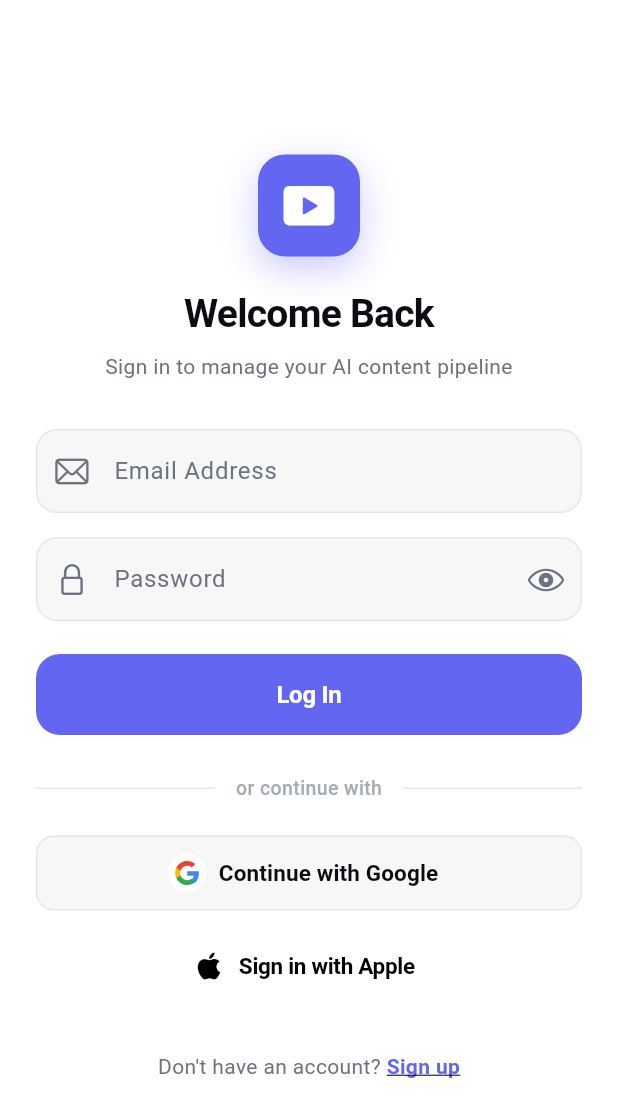
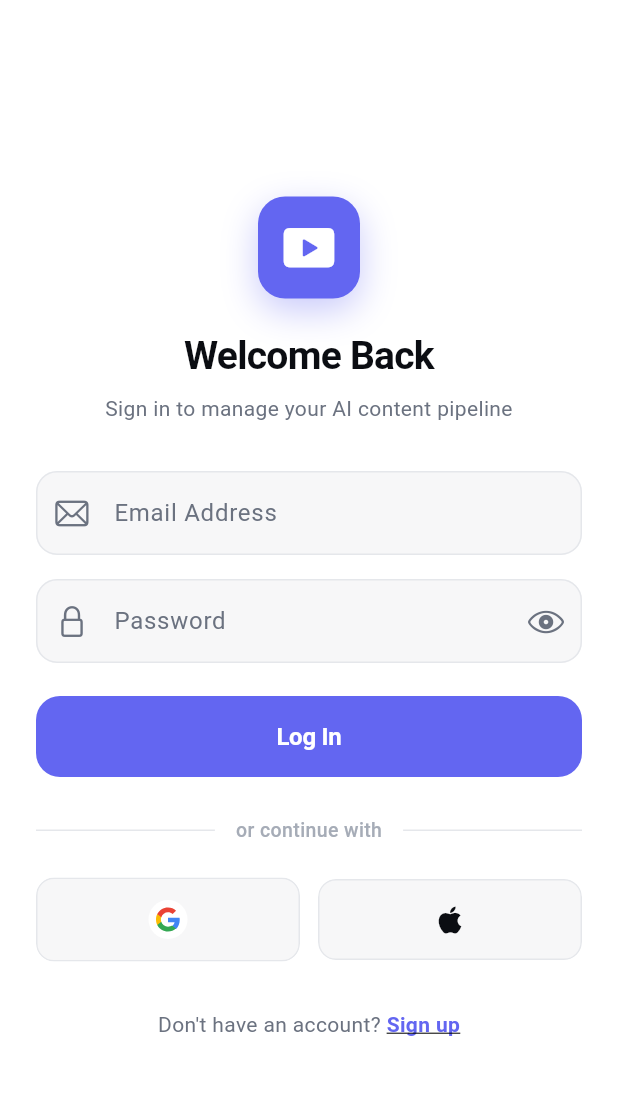
Before and after one commit to mail-pranavpatil/autoedit-ai, a Flutter app: the screen it shows after launch, on a phone screen of 412 x 824 dp. Shown: the top 1117 px of the screen. Run offline on Flutter 3.47's test engine with Material 3 defaults, Android fonts, the phone set to English and light mode, and no system bars; our stand-ins replace cached_network_image, file_picker, flutter_secure_storage, image_picker, share_plus, sign_in_with_apple and 2 more; missing offline and left inert: flutter_web_auth_2; accounts and stored records are empty.

Commit message:
fix(mobile): reliable Google OAuth handoff + compact icon-only sign-in row
- auth_service.dart: signInWithGoogle() now passes
  authScreenLaunchMode: LaunchMode.externalApplication. Default
  platformDefault opens an in-app SFSafariViewController on iOS, which
  isn't reliable at handing the autoedit:// redirect back to the app -
  external Safari is the documented fix, matching how the "Connect
  YouTube" flow already gets a reliable handoff via flutter_web_auth_2's
  ASWebAuthenticationSession. Session persistence needed no change -
  supabase_flutter already persists sessions by default; it just never
  got the chance to fire before.
- login_screen.dart: replaced the two stacked full-width Google/Apple
  buttons (with text labels) with a single row of two equal-width
  bordered icon-only boxes, reusing the existing GlassContainer
  primitive. Semantics labels added so VoiceOver still announces each
  button's purpose.

Note: a remaining "opens the web app instead of the iOS app" symptom is
a Supabase dashboard config gap (Redirect URLs allow-list missing
autoedit://login-callback), not a code issue - flagged separately, not
fixable from this environment (no safe API/CLI path to Supabase's auth
config, established earlier this session).

flutter analyze: clean. flutter test: 7/7 passing.

Co-Authored-By: Claude Sonnet 5 <noreply@anthropic.com>

```diff
--- a/apps/mobile/lib/features/auth/screens/login_screen.dart
+++ b/apps/mobile/lib/features/auth/screens/login_screen.dart
@@ -6,6 +6,7 @@ import '../../dashboard/screens/dashboard_screen.dart';
 import '../services/auth_service.dart';
 import 'signup_screen.dart';
 import 'email_verification_screen.dart';
+import '../../../core/widgets/glass_container.dart';
 import '../../../core/widgets/google_logo.dart';
 
 
@@ -298,19 +299,21 @@ class _LoginScreenState extends State<LoginScreen> {
                   ),
                   const SizedBox(height: 22),
 
-                  // Google Logo Login Button
-                  OutlinedButton.icon(
-                    onPressed: _isLoading ? null : _loginWithGoogle,
-                    style: OutlinedButton.styleFrom(
-                      backgroundColor: colors.card,
-                      foregroundColor: colors.textPrimary,
-                      side: BorderSide(color: colors.cardBorder),
-                      minimumSize: const Size.fromHeight(50),
-                      shape: RoundedRectangleBorder(
-                        borderRadius: BorderRadius.circular(12),
-                      ),
-                    ),
-                    icon: Container(
+                  // Google / Apple sign-in - icon-only boxes, side by side
+                  Row(
+                    children: [
+                      Expanded(
+                        child: Semantics(
+                          button: true,
+                          label: 'Continue with Google',
+                          child: GlassContainer(
+                            borderRadius: 12,
+                            padding: const EdgeInsets.symmetric(vertical: 14),
+                            onTap: _isLoading ? null : _loginWithGoogle,
+                            child: Center(
+                              child: Opacity(
+                                opacity: _isLoading ? 0.5 : 1,
+                                child: Container(
                                   width: 26,
                                   height: 26,
                                   alignment: Alignment.center,
@@ -320,33 +323,30 @@ class _LoginScreenState extends State<LoginScreen> {
                                   ),
                                   child: const GoogleLogo(size: 16),
                                 ),
-                    label: const Text(
-                      'Continue with Google',
-                      style: TextStyle(fontSize: 15, fontWeight: FontWeight.w600),
                               ),
                             ),
-                  const SizedBox(height: 12),
-
-                  // Apple Logo Login Button (Sign in with Apple)
-                  ElevatedButton.icon(
-                    onPressed: _isLoading ? null : _loginWithApple,
-                    style: ElevatedButton.styleFrom(
-                      backgroundColor: Colors.white,
-                      foregroundColor: Colors.black,
-                      minimumSize: const Size.fromHeight(50),
-                      shape: RoundedRectangleBorder(
-                        borderRadius: BorderRadius.circular(12),
                           ),
                         ),
-                    icon: const Icon(Icons.apple, color: Colors.black, size: 24),
-                    label: const Text(
-                      'Sign in with Apple',
-                      style: TextStyle(
-                        fontSize: 15,
-                        fontWeight: FontWeight.w600,
-                        color: Colors.black,
+                      ),
+                      const SizedBox(width: 12),
+                      Expanded(
+                        child: Semantics(
+                          button: true,
+                          label: 'Sign in with Apple',
+                          child: GlassContainer(
+                            borderRadius: 12,
+                            padding: const EdgeInsets.symmetric(vertical: 14),
+                            onTap: _isLoading ? null : _loginWithApple,
+                            child: Center(
+                              child: Opacity(
+                                opacity: _isLoading ? 0.5 : 1,
+                                child: Icon(Icons.apple, size: 24, color: colors.textPrimary),
                               ),
                             ),
+                          ),
+                        ),
+                      ),
+                    ],
                   ),
                   const SizedBox(height: 32),
 
--- a/apps/mobile/lib/features/auth/services/auth_service.dart
+++ b/apps/mobile/lib/features/auth/services/auth_service.dart
@@ -137,6 +137,12 @@ class AuthService {
       await _client.auth.signInWithOAuth(
         OAuthProvider.google,
         redirectTo: '$authScheme://login-callback',
+        // Default platformDefault opens an in-app SFSafariViewController on
+        // iOS, which isn't reliable at handing the autoedit:// redirect back
+        // to the app. External Safari is the documented fix - same pattern
+        // the "Connect YouTube" flow already gets for free via
+        // flutter_web_auth_2's ASWebAuthenticationSession.
+        authScreenLaunchMode: LaunchMode.externalApplication,
       );
       await completer.future.timeout(const Duration(minutes: 2));
       return await _syncProfile();
```
Lines whose indentation alone changed are shown as unchanged.
